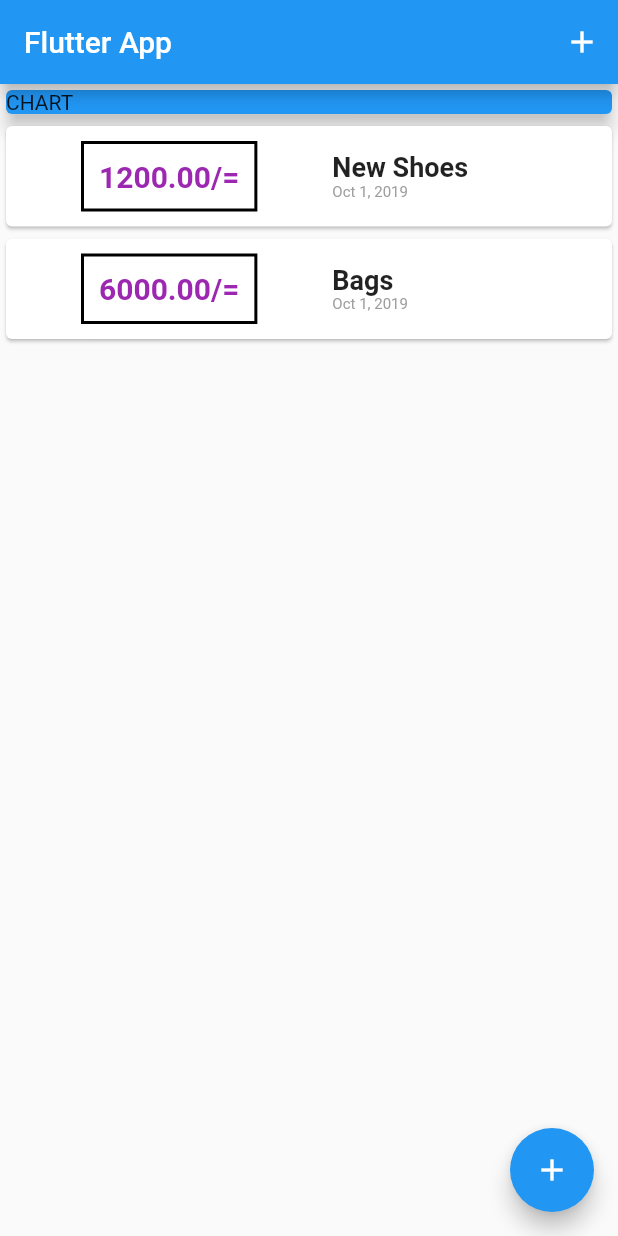
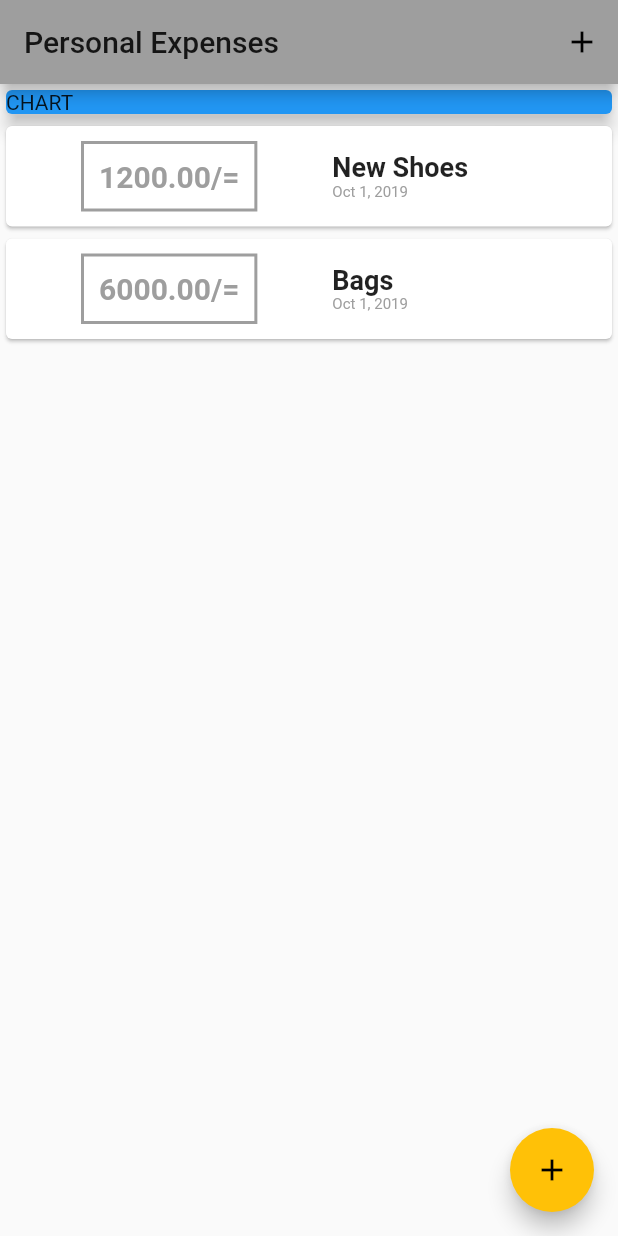
Before and after one commit to mabirizi/personal_expenses_app, a Flutter app: the screen it shows after launch, on a phone screen of 412 x 824 dp. Run offline on Flutter 3.47's test engine with Material 2 defaults, Android fonts, the phone set to English and light mode, and no system bars.

Commit message:
configuring and using themes

```diff
--- a/lib/main.dart
+++ b/lib/main.dart
@@ -11,7 +11,11 @@ class MyApp extends StatelessWidget {
   @override
   Widget build(BuildContext context) {
     return MaterialApp(
-      title: 'My Personal Expenses',
+      title: 'Personal Expenses',
+      theme: ThemeData(
+        primarySwatch: Colors.grey,
+        accentColor: Colors.amber
+      ),
       home: MyHomePage(),
     );
   }
@@ -65,7 +69,8 @@ class _MyHomePageState extends State<MyHomePage> {
   Widget build(BuildContext context) {
     return Scaffold(
         appBar: AppBar(
-          title: Text('Flutter App'),
+
+          title: Text('Personal Expenses'),
           actions: <Widget>[
             IconButton(
               icon: Icon(Icons.add),
--- a/lib/widgets/transaction_list.dart
+++ b/lib/widgets/transaction_list.dart
@@ -19,7 +19,7 @@ class TransactionList extends StatelessWidget {
               Container(
                 margin: EdgeInsets.symmetric(vertical: 10, horizontal: 50),
                 decoration: BoxDecoration(
-                  border: Border.all(color: Colors.black, width: 2),
+                  border: Border.all(color: Theme.of(context).primaryColor, width: 2),
                 ),
                 padding: EdgeInsets.all(10),
                 child: Text(
@@ -27,7 +27,8 @@ class TransactionList extends StatelessWidget {
                   style: TextStyle(
                       fontWeight: FontWeight.bold,
                       fontSize: 20,
-                      color: Colors.purple),
+                      color: Theme.of(context).primaryColor,
+                      ),
                 ),
               ),
               Column(
```
